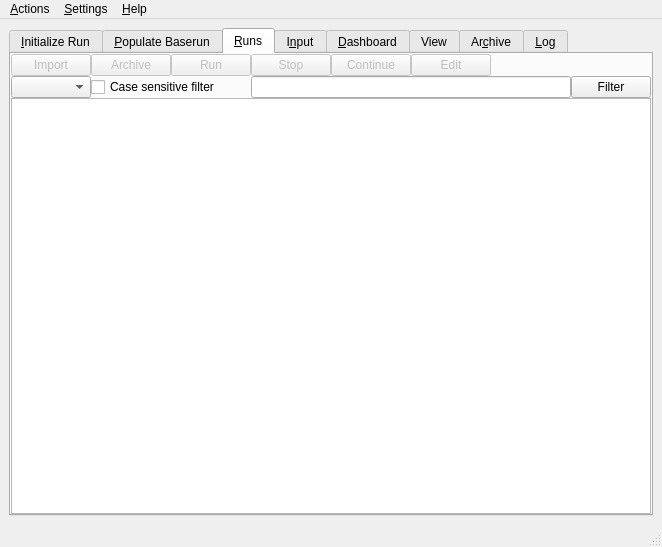
Qt form src/gui/solps.ui (LeCAD-PEG/SOLPS-GUI) before a commit.
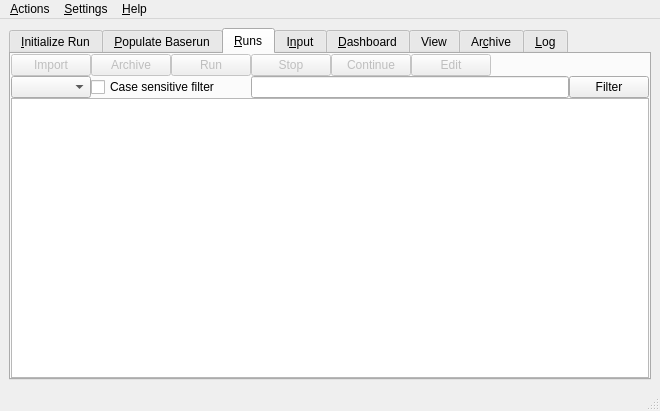
The same form after that commit. The open tabs and pages were chosen to show the change. Custom widgets are drawn as their Qt base class.

Commit message: Help menu in menu bar is not at the end. Fixed a bug in Add menu, where when you start SOLPS-gui some of the actions are enabled instead of default disabled.

The edit to the form file:
```diff
--- a/src/gui/solps.ui
+++ b/src/gui/solps.ui
@@ -10,8 +10,8 @@
    <rect>
     <x>0</x>
     <y>0</y>
-    <width>662</width>
-    <height>547</height>
+    <width>660</width>
+    <height>411</height>
    </rect>
   </property>
   <property name="sizePolicy">
@@ -738,8 +738,8 @@
     <rect>
      <x>0</x>
      <y>0</y>
-     <width>662</width>
-     <height>20</height>
+     <width>660</width>
+     <height>19</height>
     </rect>
    </property>
    <widget class="QMenu" name="menuFile">
```
Left out of the diff: 2 changed lines with no effect on the pictures. The commit also changes 3 other files.
